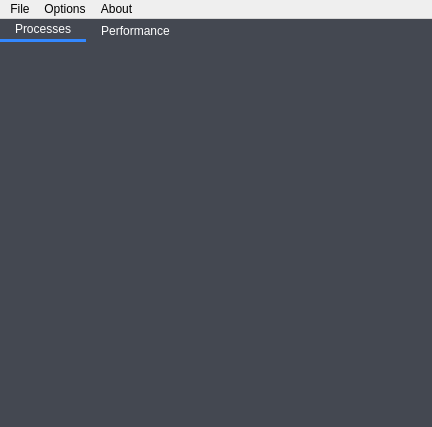
Above: Mainwindow.ui from yuxincs/taskmanager before the change. Below: the same form after it.
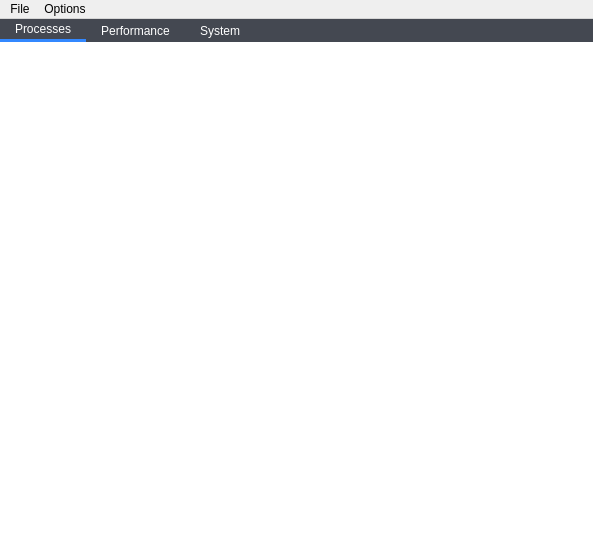
That is the form after the change. The open tabs and pages were chosen to show the change.

Diff of the .ui file:
```diff
--- a/Mainwindow.ui
+++ b/Mainwindow.ui
@@ -6,8 +6,8 @@
    <rect>
     <x>0</x>
     <y>0</y>
-    <width>432</width>
-    <height>427</height>
+    <width>593</width>
+    <height>540</height>
    </rect>
   </property>
   <property name="windowTitle">
@@ -19,7 +19,6 @@
 }
 
 QTabWidget::pane{
-	background:transparent;
 	border:none;
 }
 
@@ -42,6 +41,10 @@
 	color:rgb(190, 190, 190);
 	padding-bottom: 3px;
 }
+
+QTableView{
+	border:none;
+}
 </string>
   </property>
   <widget class="QWidget" name="centralWidget">
@@ -73,12 +76,37 @@
        <attribute name="title">
         <string>Processes</string>
        </attribute>
+       <layout class="QVBoxLayout" name="verticalLayout_2">
+        <property name="spacing">
+         <number>0</number>
+        </property>
+        <property name="leftMargin">
+         <number>0</number>
+        </property>
+        <property name="topMargin">
+         <number>0</number>
+        </property>
+        <property name="rightMargin">
+         <number>0</number>
+        </property>
+        <property name="bottomMargin">
+         <number>0</number>
+        </property>
+        <item>
+         <widget class="QTableView" name="processesView"/>
+        </item>
+       </layout>
       </widget>
       <widget class="QWidget" name="tabPerformance">
        <attribute name="title">
         <string>Performance</string>
        </attribute>
       </widget>
+      <widget class="QWidget" name="tabSystem">
+       <attribute name="title">
+        <string>System</string>
+       </attribute>
+      </widget>
      </widget>
     </item>
    </layout>
@@ -88,7 +116,7 @@
     <rect>
      <x>0</x>
      <y>0</y>
-     <width>432</width>
+     <width>593</width>
      <height>28</height>
     </rect>
    </property>
@@ -102,14 +130,8 @@
      <string>Options</string>
     </property>
    </widget>
-   <widget class="QMenu" name="menuAbout">
-    <property name="title">
-     <string>About</string>
-    </property>
-   </widget>
    <addaction name="menuFile"/>
    <addaction name="menuOptions"/>
-   <addaction name="menuAbout"/>
   </widget>
  </widget>
  <layoutdefault spacing="6" margin="11"/>
```
Left out of the diff: 2 changed lines with no effect on the pictures.
